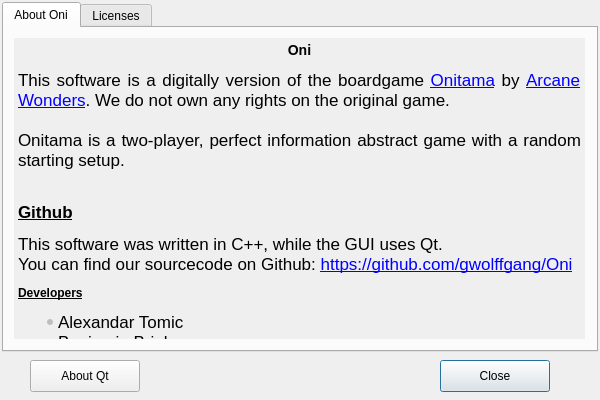
Qt form aboutwindow.ui (gwolffgang/Oni) before a commit.
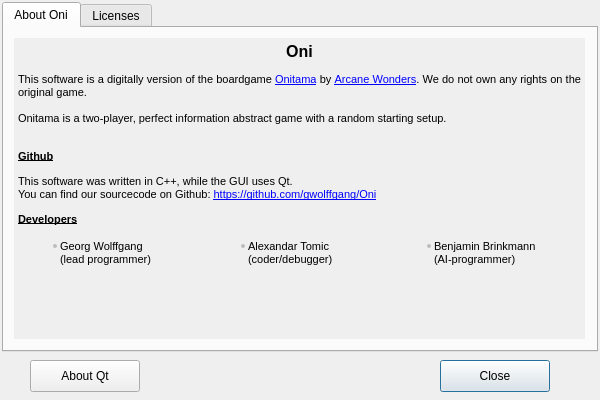
The same form after that commit. Icons and pictures are not drawn.

Patch:
```diff
--- a/aboutwindow.ui
+++ b/aboutwindow.ui
@@ -122,16 +122,22 @@
       <string>&lt;!DOCTYPE HTML PUBLIC &quot;-//W3C//DTD HTML 4.0//EN&quot; &quot;http://www.w3.org/TR/REC-html40/strict.dtd&quot;&gt;
 &lt;html&gt;&lt;head&gt;&lt;meta name=&quot;qrichtext&quot; content=&quot;1&quot; /&gt;&lt;style type=&quot;text/css&quot;&gt;
 p, li { white-space: pre-wrap; }
-&lt;/style&gt;&lt;/head&gt;&lt;body style=&quot; font-family:'.SF NS Text'; font-size:13pt; font-weight:400; font-style:normal;&quot;&gt;
-&lt;p align=&quot;center&quot; style=&quot; margin-top:14px; margin-bottom:12px; margin-left:0px; margin-right:0px; -qt-block-indent:0; text-indent:0px;&quot;&gt;&lt;span style=&quot; font-size:large; font-weight:600; color:#000000;&quot;&gt;Oni&lt;/span&gt;&lt;/p&gt;
-&lt;p align=&quot;justify&quot; style=&quot; margin-top:0px; margin-bottom:0px; margin-left:0px; margin-right:0px; -qt-block-indent:0; text-indent:0px;&quot;&gt;&lt;span style=&quot; color:#000000;&quot;&gt;This software is a digitally version of the boardgame &lt;/span&gt;&lt;a href=&quot;http://www.arcanewonders.com/Onitama&quot;&gt;&lt;span style=&quot; text-decoration: underline; color:#0000ff;&quot;&gt;Onitama&lt;/span&gt;&lt;/a&gt;&lt;span style=&quot; color:#000000;&quot;&gt; by &lt;/span&gt;&lt;a href=&quot;http://www.arcanewonders.com/&quot;&gt;&lt;span style=&quot; text-decoration: underline; color:#0000ff;&quot;&gt;Arcane Wonders&lt;/span&gt;&lt;/a&gt;&lt;span style=&quot; color:#000000;&quot;&gt;. We do not own any rights on the original game.&lt;br /&gt;&lt;/span&gt;&lt;/p&gt;
-&lt;p align=&quot;justify&quot; style=&quot; margin-top:0px; margin-bottom:0px; margin-left:0px; margin-right:0px; -qt-block-indent:0; text-indent:0px;&quot;&gt;&lt;span style=&quot; color:#000000;&quot;&gt;Onitama is a two-player, perfect information abstract game with a random starting setup.&lt;br /&gt;&lt;/span&gt;&lt;/p&gt;
-&lt;p align=&quot;justify&quot; style=&quot; margin-top:12px; margin-bottom:12px; margin-left:0px; margin-right:0px; -qt-block-indent:0; text-indent:0px;&quot;&gt;&lt;span style=&quot; font-weight:600; text-decoration: underline; color:#000000;&quot;&gt;Github&lt;/span&gt;&lt;/p&gt;
-&lt;p align=&quot;justify&quot; style=&quot; margin-top:12px; margin-bottom:12px; margin-left:0px; margin-right:0px; -qt-block-indent:0; text-indent:0px;&quot;&gt;&lt;span style=&quot; color:#000000;&quot;&gt;This software was written in C++, while the GUI uses Qt.&lt;br /&gt;You can find our sourcecode on Github: &lt;/span&gt;&lt;a href=&quot;https://github.com/gwolffgang/Oni&quot;&gt;&lt;span style=&quot; text-decoration: underline; color:#0000ff;&quot;&gt;https://github.com/gwolffgang/Oni&lt;/span&gt;&lt;/a&gt;&lt;/p&gt;
-&lt;p align=&quot;justify&quot; style=&quot; margin-top:12px; margin-bottom:12px; margin-left:0px; margin-right:0px; -qt-block-indent:0; text-indent:0px;&quot;&gt;&lt;span style=&quot; font-size:medium; font-weight:600; text-decoration: underline; color:#000000;&quot;&gt;Developers&lt;/span&gt;&lt;/p&gt;
-&lt;ul style=&quot;margin-top: 0px; margin-bottom: 0px; margin-left: 0px; margin-right: 0px; -qt-list-indent: 1;&quot;&gt;&lt;li style=&quot; color:#000000;&quot; align=&quot;justify&quot; style=&quot; margin-top:0px; margin-bottom:0px; margin-left:0px; margin-right:0px; -qt-block-indent:0; text-indent:0px;&quot;&gt;Alexandar Tomic&lt;/li&gt;
-&lt;li style=&quot; color:#000000;&quot; align=&quot;justify&quot; style=&quot; margin-top:0px; margin-bottom:0px; margin-left:0px; margin-right:0px; -qt-block-indent:0; text-indent:0px;&quot;&gt;Benjamin Brinkmann&lt;/li&gt;
-&lt;li style=&quot; color:#000000;&quot; align=&quot;justify&quot; style=&quot; margin-top:0px; margin-bottom:0px; margin-left:0px; margin-right:0px; -qt-block-indent:0; text-indent:0px;&quot;&gt;Georg Wolffgang&lt;/li&gt;&lt;/ul&gt;&lt;/body&gt;&lt;/html&gt;</string>
+&lt;/style&gt;&lt;/head&gt;&lt;body style=&quot; font-family:'MS Shell Dlg 2'; font-size:7.8pt; font-weight:400; font-style:normal;&quot;&gt;
+&lt;p align=&quot;center&quot; style=&quot; margin-top:14px; margin-bottom:12px; margin-left:0px; margin-right:0px; -qt-block-indent:0; text-indent:0px;&quot;&gt;&lt;span style=&quot; font-family:'.SF NS Text'; font-size:12pt; font-weight:600; color:#000000;&quot;&gt;Oni&lt;/span&gt;&lt;/p&gt;
+&lt;p align=&quot;justify&quot; style=&quot; margin-top:0px; margin-bottom:0px; margin-left:0px; margin-right:0px; -qt-block-indent:0; text-indent:0px;&quot;&gt;&lt;span style=&quot; font-family:'.SF NS Text'; font-size:8pt; color:#000000;&quot;&gt;This software is a digitally version of the boardgame &lt;/span&gt;&lt;a href=&quot;http://www.arcanewonders.com/Onitama&quot;&gt;&lt;span style=&quot; font-family:'.SF NS Text'; font-size:8pt; text-decoration: underline; color:#0000ff;&quot;&gt;Onitama&lt;/span&gt;&lt;/a&gt;&lt;span style=&quot; font-family:'.SF NS Text'; font-size:8pt; color:#000000;&quot;&gt; by &lt;/span&gt;&lt;a href=&quot;http://www.arcanewonders.com/&quot;&gt;&lt;span style=&quot; font-family:'.SF NS Text'; font-size:8pt; text-decoration: underline; color:#0000ff;&quot;&gt;Arcane Wonders&lt;/span&gt;&lt;/a&gt;&lt;span style=&quot; font-family:'.SF NS Text'; font-size:8pt; color:#000000;&quot;&gt;. We do not own any rights on the original game.&lt;br /&gt;&lt;/span&gt;&lt;/p&gt;
+&lt;p align=&quot;justify&quot; style=&quot; margin-top:0px; margin-bottom:0px; margin-left:0px; margin-right:0px; -qt-block-indent:0; text-indent:0px;&quot;&gt;&lt;span style=&quot; font-family:'.SF NS Text'; font-size:8pt; color:#000000;&quot;&gt;Onitama is a two-player, perfect information abstract game with a random starting setup.&lt;br /&gt;&lt;/span&gt;&lt;/p&gt;
+&lt;p align=&quot;justify&quot; style=&quot; margin-top:12px; margin-bottom:12px; margin-left:0px; margin-right:0px; -qt-block-indent:0; text-indent:0px;&quot;&gt;&lt;span style=&quot; font-family:'.SF NS Text'; font-size:8pt; font-weight:600; text-decoration: underline; color:#000000;&quot;&gt;Github&lt;/span&gt;&lt;/p&gt;
+&lt;p align=&quot;justify&quot; style=&quot; margin-top:12px; margin-bottom:12px; margin-left:0px; margin-right:0px; -qt-block-indent:0; text-indent:0px;&quot;&gt;&lt;span style=&quot; font-family:'.SF NS Text'; font-size:8pt; color:#000000;&quot;&gt;This software was written in C++, while the GUI uses Qt.&lt;br /&gt;You can find our sourcecode on Github: &lt;/span&gt;&lt;a href=&quot;https://github.com/gwolffgang/Oni&quot;&gt;&lt;span style=&quot; font-family:'.SF NS Text'; font-size:8pt; text-decoration: underline; color:#0000ff;&quot;&gt;https://github.com/gwolffgang/Oni&lt;/span&gt;&lt;/a&gt;&lt;/p&gt;
+&lt;p align=&quot;justify&quot; style=&quot; margin-top:12px; margin-bottom:12px; margin-left:0px; margin-right:0px; -qt-block-indent:0; text-indent:0px;&quot;&gt;&lt;span style=&quot; font-family:'.SF NS Text'; font-size:8pt; font-weight:600; text-decoration: underline; color:#000000;&quot;&gt;Developers&lt;/span&gt;&lt;/p&gt;
+&lt;p align=&quot;justify&quot; style=&quot;-qt-paragraph-type:empty; margin-top:0px; margin-bottom:0px; margin-left:0px; margin-right:0px; -qt-block-indent:0; text-indent:0px;&quot;&gt;&lt;br /&gt;&lt;/p&gt;
+&lt;table border=&quot;0&quot; style=&quot; margin-top:0px; margin-bottom:0px; margin-left:0px; margin-right:0px;&quot; cellspacing=&quot;2&quot; cellpadding=&quot;0&quot;&gt;
+&lt;tr&gt;
+&lt;td&gt;
+&lt;ul style=&quot;margin-top: 0px; margin-bottom: 0px; margin-left: 0px; margin-right: 0px; -qt-list-indent: 1;&quot;&gt;&lt;li style=&quot; font-size:8pt; color:#000000;&quot; style=&quot; margin-top:12px; margin-bottom:12px; margin-left:0px; margin-right:0px; -qt-block-indent:0; text-indent:0px;&quot;&gt;Georg Wolffgang&lt;br /&gt;(lead programmer)&lt;/li&gt;&lt;/ul&gt;&lt;/td&gt;
+&lt;td&gt;
+&lt;ul style=&quot;margin-top: 0px; margin-bottom: 0px; margin-left: 0px; margin-right: 0px; -qt-list-indent: 1;&quot;&gt;&lt;li style=&quot; font-size:8pt; color:#000000;&quot; style=&quot; margin-top:12px; margin-bottom:12px; margin-left:0px; margin-right:0px; -qt-block-indent:0; text-indent:0px;&quot;&gt;Alexandar Tomic&lt;br /&gt;(coder/debugger)&lt;/li&gt;&lt;/ul&gt;&lt;/td&gt;
+&lt;td&gt;
+&lt;ul style=&quot;margin-top: 0px; margin-bottom: 0px; margin-left: 0px; margin-right: 0px; -qt-list-indent: 1;&quot;&gt;&lt;li style=&quot; font-size:8pt; color:#000000;&quot; style=&quot; margin-top:12px; margin-bottom:12px; margin-left:0px; margin-right:0px; -qt-block-indent:0; text-indent:0px;&quot;&gt;Benjamin Brinkmann&lt;br /&gt;(AI-programmer)&lt;/li&gt;&lt;/ul&gt;&lt;/td&gt;&lt;/tr&gt;&lt;/table&gt;&lt;/body&gt;&lt;/html&gt;</string>
      </property>
      <property name="textInteractionFlags">
       <set>Qt::LinksAccessibleByKeyboard|Qt::LinksAccessibleByMouse</set>
```
Left out of the diff: 10 changed lines with no effect on the pictures.
